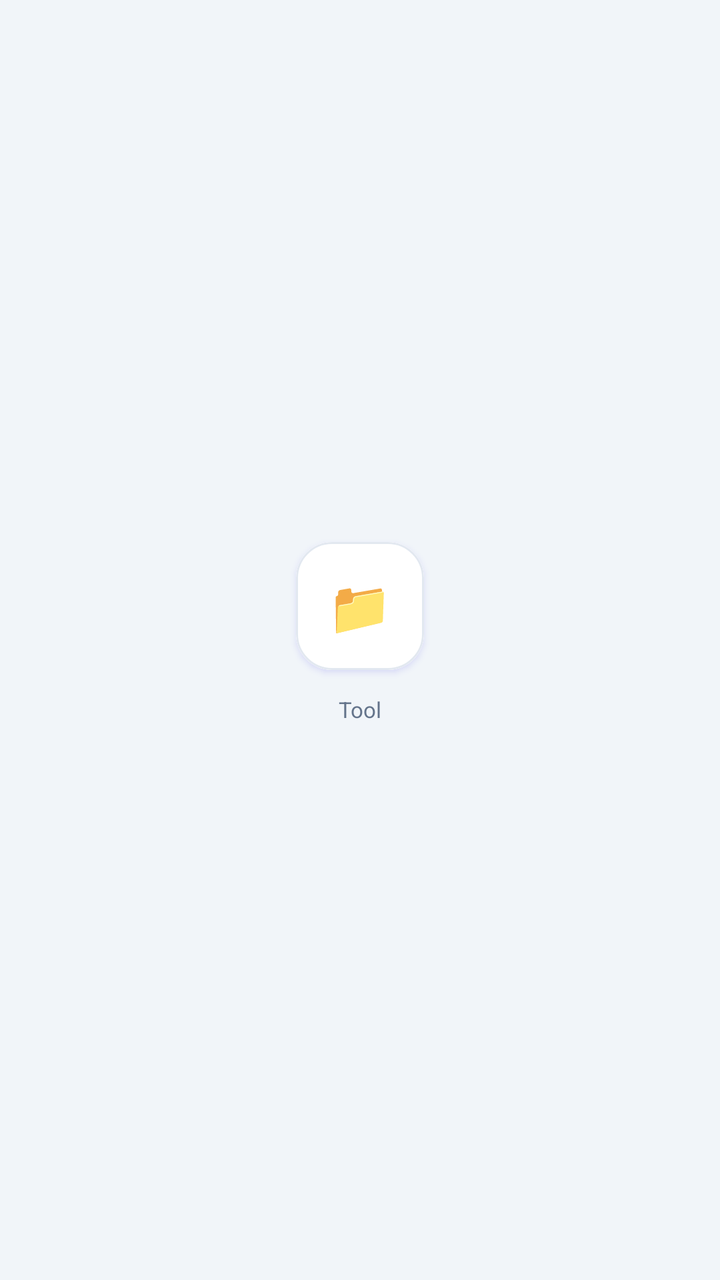
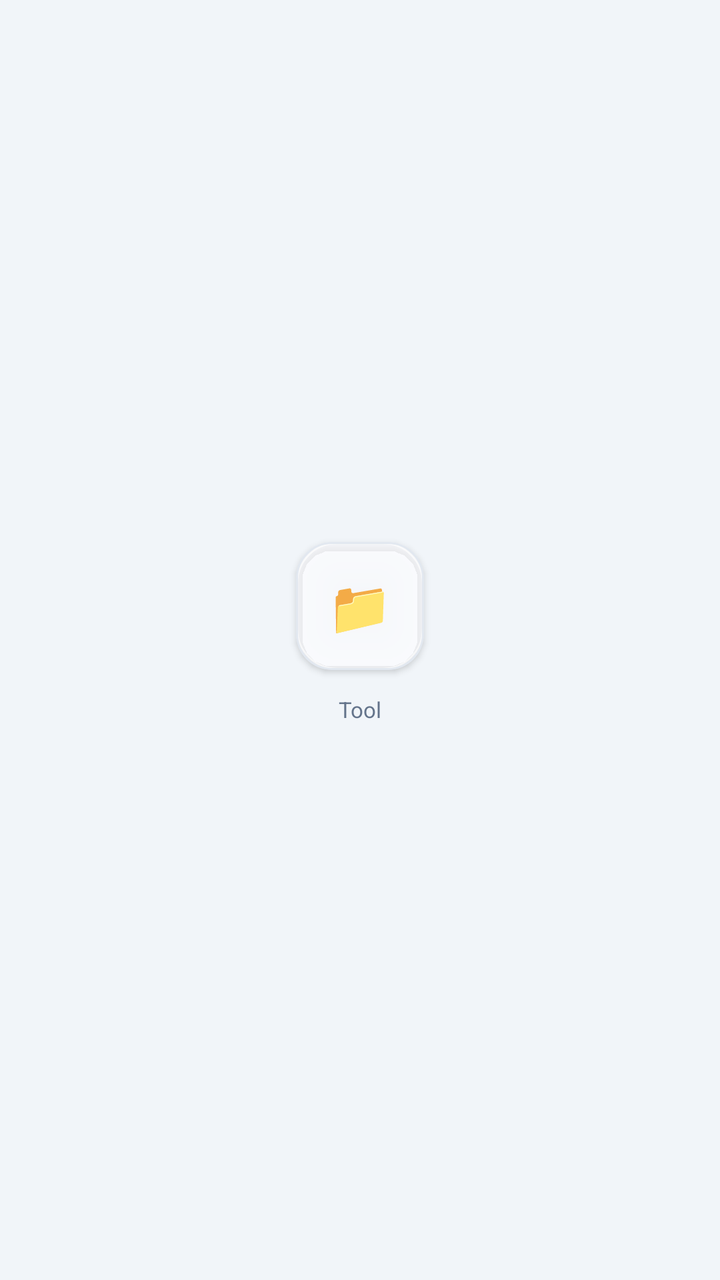

The first picture is an Android layout as it rendered before a commit; the second is the same layout after the commit. The layout source and the unified diff follow.
<!-- AndroidManifest.xml: application theme Theme.MoneyLens -->
<!-- res/layout/item_data_tool_cell.xml -->
<?xml version="1.0" encoding="utf-8"?>
<LinearLayout xmlns:android="http://schemas.android.com/apk/res/android"
    xmlns:app="http://schemas.android.com/apk/res-auto"
    android:id="@+id/rootToolCell"
    android:layout_width="match_parent"
    android:layout_height="wrap_content"
    android:background="?attr/selectableItemBackgroundBorderless"
    android:clickable="true"
    android:focusable="true"
    android:gravity="center"
    android:orientation="vertical"
    android:padding="8dp">

    
    <com.google.android.material.card.MaterialCardView
        android:id="@+id/cardToolIcon"
        style="@style/ClayCard"
        android:layout_width="64dp"
        android:layout_height="64dp"
        android:clickable="false"
        android:focusable="false"
        app:cardCornerRadius="18dp"
        app:cardElevation="2dp"
        app:strokeColor="@color/colorCardBorder"
        app:strokeWidth="1dp">

        <FrameLayout
            android:layout_width="match_parent"
            android:layout_height="match_parent"
            android:background="@color/colorSurface">

            <TextView
                android:id="@+id/txtToolEmoji"
                android:layout_width="wrap_content"
                android:layout_height="wrap_content"
                android:layout_gravity="center"
                android:text="📁"
                android:textSize="26sp" />
        </FrameLayout>
    </com.google.android.material.card.MaterialCardView>

    
    <TextView
        android:id="@+id/txtToolLabel"
        android:layout_width="match_parent"
        android:layout_height="wrap_content"
        android:layout_marginTop="6dp"
        android:ellipsize="end"
        android:gravity="center"
        android:maxLines="2"
        android:minLines="2"
        android:text="Tool"
        android:textColor="@color/colorTextSecondary"
        android:textSize="11sp" />

</LinearLayout>
<!-- resources referenced by this layout -->
<resources>
  <color name="colorCardBorder">#E2E8F0</color>
  <color name="colorSurface">#FFFFFF</color>
  <color name="colorTextSecondary">#64748B</color>
  <style name="ClayCard" parent="Widget.Material3.CardView.Elevated">
          <item name="cardCornerRadius">@dimen/clay_card_radius</item>
          <item name="cardElevation">10dp</item>
          <item name="android:stateListAnimator">@null</item>
          <item name="strokeColor">@color/colorCardBorder</item>
          <item name="strokeWidth">1dp</item>
          <item name="cardBackgroundColor">@color/colorSurface</item>
          <item name="android:outlineSpotShadowColor" tools:targetApi="p">@color/colorPrimary</item>
          <item name="android:outlineAmbientShadowColor" tools:targetApi="p">@color/colorPrimary</item>
      </style>
  <style name="Theme.MoneyLens" parent="Base.Theme.MoneyLens" />
  <dimen name="clay_card_radius">20dp</dimen>
  <color name="colorPrimary">#4F46E5</color>
  <style name="Base.Theme.MoneyLens" parent="Theme.Material3.Light.NoActionBar">
          
          <item name="colorPrimary">@color/colorPrimary</item>
          <item name="colorOnPrimary">@color/colorOnPrimary</item>
          <item name="colorSecondary">@color/colorSecondary</item>
          <item name="colorError">@color/colorDanger</item>
          <item name="android:windowBackground">@color/colorBackground</item>
          <item name="colorSurface">@color/colorSurface</item>
          <item name="android:colorBackground">@color/colorBackground</item>
          <item name="colorOnSurface">@color/colorTextPrimary</item>
  
          
          <item name="android:statusBarColor">@color/colorBackground</item>
          <item name="android:windowLightStatusBar" tools:targetApi="m">true</item>
          <item name="android:navigationBarColor">@color/colorBackground</item>
      </style>
  <color name="colorOnPrimary">#FFFFFF</color>
  <color name="colorSecondary">#14B8A6</color>
  <color name="colorDanger">#DC2626</color>
  <color name="colorBackground">#F1F5F9</color>
  <color name="colorTextPrimary">#0F172A</color>
</resources>

<!-- the commit's change to res/layout/item_data_tool_cell.xml (unified diff, before → after) -->
@@ -27,7 +27,7 @@
         <FrameLayout
             android:layout_width="match_parent"
             android:layout_height="match_parent"
-            android:background="@color/colorSurface">
+            android:background="@drawable/bg_glass_card">
 
             <TextView
                 android:id="@+id/txtToolEmoji"
<!-- resource entries referenced after the edit -->
@@ -3,21 +3,28 @@
   <color name="colorCardBorder">#E2E8F0</color>
   <color name="colorSurface">#FFFFFF</color>
   <color name="colorTextSecondary">#64748B</color>
+  <!-- drawable bg_glass_card (drawable) -->
+  <?xml version="1.0" encoding="utf-8"?>
+  <shape xmlns:android="http://schemas.android.com/apk/res/android"
+      android:shape="rectangle">
+      <solid android:color="@color/glassCardBg" />
+      <corners android:radius="20dp" />
+      <stroke android:width="1dp" android:color="@color/glassCardBorder" />
+  </shape>
   <style name="ClayCard" parent="Widget.Material3.CardView.Elevated">
           <item name="cardCornerRadius">@dimen/clay_card_radius</item>
-          <item name="cardElevation">10dp</item>
+          <item name="cardElevation">2dp</item>
           <item name="android:stateListAnimator">@null</item>
-          <item name="strokeColor">@color/colorCardBorder</item>
+          <item name="strokeColor">@color/glassCardBorder</item>
           <item name="strokeWidth">1dp</item>
-          <item name="cardBackgroundColor">@color/colorSurface</item>
-          <item name="android:outlineSpotShadowColor" tools:targetApi="p">@color/colorPrimary</item>
-          <item name="android:outlineAmbientShadowColor" tools:targetApi="p">@color/colorPrimary</item>
+          <item name="cardBackgroundColor">@color/glassCardBg</item>
       </style>
   <style name="Theme.MoneyLens" parent="Base.Theme.MoneyLens" />
+  <color name="glassCardBg">#8CFFFFFF</color>
+  <color name="glassCardBorder">#B3FFFFFF</color>
   <dimen name="clay_card_radius">20dp</dimen>
   <color name="colorPrimary">#4F46E5</color>
   <style name="Base.Theme.MoneyLens" parent="Theme.Material3.Light.NoActionBar">
-          
           <item name="colorPrimary">@color/colorPrimary</item>
           <item name="colorOnPrimary">@color/colorOnPrimary</item>
           <item name="colorSecondary">@color/colorSecondary</item>
@@ -28,9 +35,10 @@
           <item name="colorOnSurface">@color/colorTextPrimary</item>
   
           
-          <item name="android:statusBarColor">@color/colorBackground</item>
+          <item name="android:statusBarColor">@android:color/transparent</item>
           <item name="android:windowLightStatusBar" tools:targetApi="m">true</item>
-          <item name="android:navigationBarColor">@color/colorBackground</item>
+          <item name="android:navigationBarColor">@android:color/transparent</item>
+          <item name="android:windowDrawsSystemBarBackgrounds">true</item>
       </style>
   <color name="colorOnPrimary">#FFFFFF</color>
   <color name="colorSecondary">#14B8A6</color>
